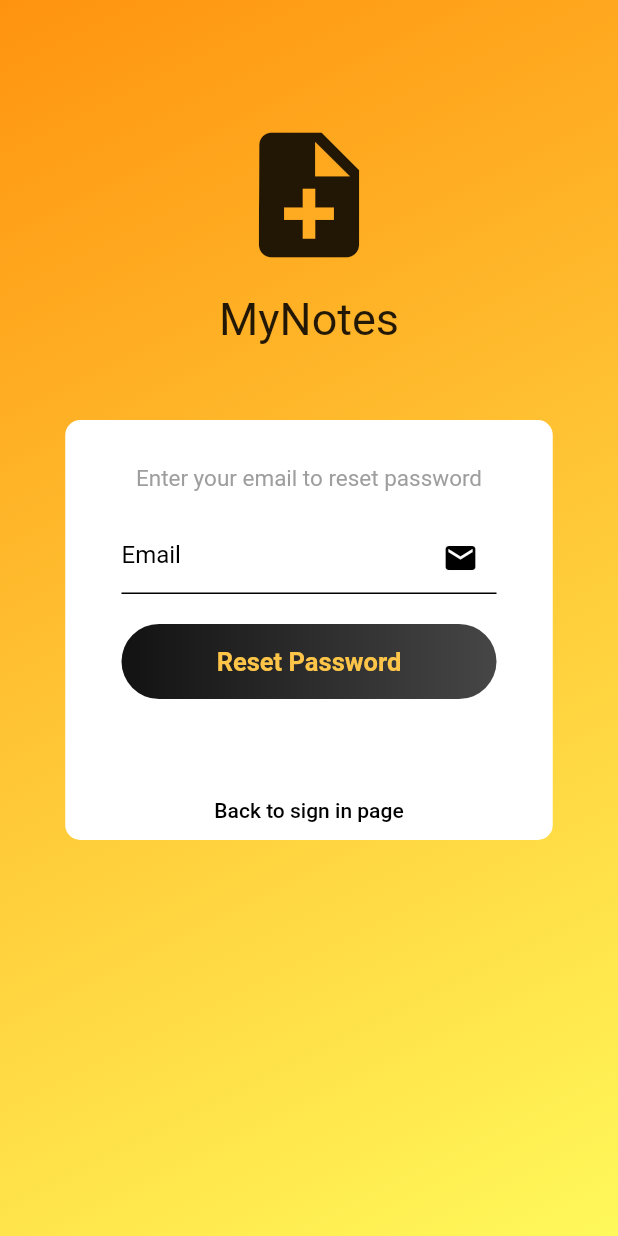
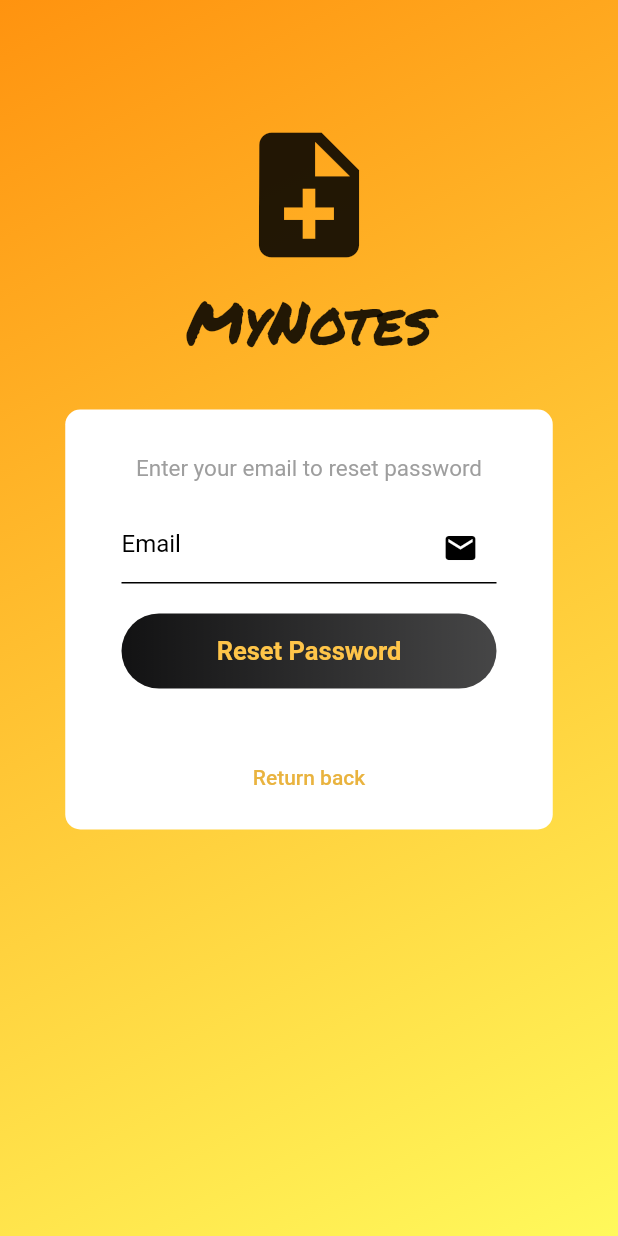
Before and after one commit to lvecerik/mynotes, a Flutter app: the PasswordResetView screen opened by its route, on a phone screen of 412 x 824 dp. Run offline on Flutter 3.47's test engine with Material 2 defaults, Android fonts, the phone set to English and light mode, and no system bars; our stand-ins replace cloud_firestore, firebase_auth, firebase_core, google_fonts, google_sign_in, share_plus; accounts and stored records are empty; network calls fail.

Commit message:
password reset validation

```diff
--- a/lib/components/google_button.dart
+++ b/lib/components/google_button.dart
@@ -18,6 +18,10 @@ class GoogleButton extends StatelessWidget {
             Radius.circular(50),
           ),
         ),
+      ).merge(
+        ButtonStyle(
+          overlayColor: MaterialStateProperty.all<Color>(Colors.transparent),
+        ),
       ),
       onPressed: () async {
         await GoogleAuthService().signInWithGoogle();
--- /dev/null
+++ b/lib/components/logo.dart
@@ -0,0 +1,21 @@
+import 'package:flutter/material.dart';
+import 'package:google_fonts/google_fonts.dart';
+
+class Logo extends StatelessWidget {
+
+  const Logo({
+    super.key,
+  });
+
+  @override
+  Widget build(BuildContext context) {
+    return Column(
+      children: [const SizedBox(height: 5),
+              Text(
+                "MyNotes",
+                style: GoogleFonts.permanentMarker(fontSize: 40),
+              ),
+              const SizedBox(height: 30)],
+    );
+}
+}
--- a/lib/constants/colors.dart
+++ b/lib/constants/colors.dart
@@ -7,7 +7,9 @@ const buttonGradient1 = Color.fromARGB(237, 0, 0, 1);
 const buttonGradient2 = Color.fromARGB(185, 0, 0, 1);
 
 const emphasisColor = Color.fromRGBO(255, 213, 46, 1);
-
+const appleGrey = Color.fromRGBO(229, 229, 229, 1);
+const appleWhite = Color.fromRGBO(249, 249, 249, 1);
+const darkYellow = Color.fromRGBO(233, 179, 63, 1);
 
 MaterialColor createMaterialColor(Color color) {
   List strengths = <double>[.05];
--- a/lib/main.dart
+++ b/lib/main.dart
@@ -8,6 +8,8 @@ import 'package:my_notes/view/password_reset_view.dart';
 import 'package:my_notes/view/verify_email_view.dart';
 import 'package:my_notes/view/login_view.dart';
 import 'package:my_notes/view/register_view.dart';
+import 'package:google_fonts/google_fonts.dart';
+
 
 void main() {
   WidgetsFlutterBinding.ensureInitialized();
@@ -15,7 +17,10 @@ void main() {
     MaterialApp(
       title: 'MyNotes',
       theme: ThemeData(
+        hoverColor: Colors.transparent,
+        splashColor: emphasisColor,
         primarySwatch: createMaterialColor(const Color(0xFFFFD52E)),
+        textTheme: GoogleFonts.robotoTextTheme()
       ),
       debugShowCheckedModeBanner: false,
       home: const HomePage(),
--- a/lib/services/auth/auth_provider.dart
+++ b/lib/services/auth/auth_provider.dart
@@ -14,4 +14,5 @@ abstract class AuthProvider {
   });
   Future<void> signOut();
   Future<void> sendEmailVerification();
+  Future<void> sendPasswordResetEmail({required String email});
 }
--- a/lib/services/auth/auth_service.dart
+++ b/lib/services/auth/auth_service.dart
@@ -40,4 +40,6 @@ class AuthService implements AuthProvider {
 
   @override
   Future<void> sendEmailVerification() => provider.sendEmailVerification();
+  @override
+  Future<void> sendPasswordResetEmail({required String email}) => provider.sendPasswordResetEmail(email: email);
 }
--- a/lib/utilities/dialogs/error_dialog.dart
+++ b/lib/utilities/dialogs/error_dialog.dart
@@ -4,7 +4,7 @@ import 'package:my_notes/utilities/dialogs/generic_dialog.dart';
 Future<void> showErrorDialog(BuildContext context, String text) {
   return showGenericDialog<void>(
     context: context,
-    title: "An error ocurred",
+    title: "Something went wrong",
     content: text,
     optionBuilder: () => {
       "OK": null,
--- a/lib/view/password_reset_view.dart
+++ b/lib/view/password_reset_view.dart
@@ -1,7 +1,12 @@
 import 'package:firebase_auth/firebase_auth.dart';
 import 'package:flutter/material.dart';
+import 'package:my_notes/components/logo.dart';
 import 'package:my_notes/constants/colors.dart';
 import 'package:my_notes/constants/routes.dart';
+import 'package:my_notes/services/auth/auth_exceptions.dart';
+import 'package:my_notes/services/auth/auth_service.dart';
+import 'package:my_notes/utilities/dialogs/error_dialog.dart';
+import 'package:my_notes/utilities/parse_exc_msg.dart';
 
 class PasswordResetView extends StatefulWidget {
   const PasswordResetView({super.key});
@@ -50,14 +55,7 @@ class _PasswordResetViewState extends State<PasswordResetView> {
                 Icons.note_add,
                 size: 100,
               ),
-              const SizedBox(height: 15),
-              const Text(
-                "MyNotes",
-                style: TextStyle(
-                  fontSize: 30,
-                ),
-              ),
-              const SizedBox(height: 50),
+              const Logo(),
               Container(
                 height: 280,
                 width: 325,
@@ -124,10 +122,25 @@ class _PasswordResetViewState extends State<PasswordResetView> {
                           ),
                         ),
                         onPressed: () async {
-                          await FirebaseAuth.instance
-                              .sendPasswordResetEmail(email: _email.text);
-                          if (!mounted) return;
-                          Navigator.of(context).pushNamed(signInRoute);
+                          try {
+                            await AuthService.firebase()
+                                .sendPasswordResetEmail(email: _email.text);
+                          } on UserNotFoundAuthException {
+                            await showErrorDialog(
+                              context,
+                              "User does not exist",
+                            );
+                          } on InvalidEmailAuthException {
+                            await showErrorDialog(
+                              context,
+                              "Invalid email",
+                            );
+                          } on GenericAuthException {
+                            await showErrorDialog(
+                              context,
+                              "Unknown error",
+                            );
+                          }
                         },
                         child: const Text(
                           "Reset Password",
@@ -138,17 +151,14 @@ class _PasswordResetViewState extends State<PasswordResetView> {
                         ),
                       ),
                     ),
-                    const SizedBox(height: 50),
-                    Align(
-                      alignment: Alignment.bottomCenter,
-                      child: TextButton(
-                        onPressed: () {
-                          Navigator.of(context).pushNamed(signInRoute);
-                        },
-                        child: const Text(
-                          "Back to sign in page",
-                          style: TextStyle(color: Colors.black),
-                        ),
+                    const SizedBox(height: 35),
+                    TextButton(
+                      onPressed: () {
+                        Navigator.of(context).pushNamed(signInRoute);
+                      },
+                      child: const Text(
+                        "Return back",
+                        style: TextStyle(color: darkYellow),
                       ),
                     ),
                   ],
--- a/pubspec.yaml
+++ b/pubspec.yaml
@@ -19,6 +19,7 @@ dependencies:
   path_provider: ^2.0.15
   share_plus: ^7.0.2
   google_sign_in: ^6.1.4
+  google_fonts: ^5.1.0
   intl: ^0.17.0
 
 dev_dependencies:
```
Also changed, not shown: lib/services/auth/firebase_auth_provider.dart (+20 -0 lines), lib/services/cloud/firebase_cloud_storage.dart (+7 -3 lines), lib/utilities/dialogs/generic_dialog.dart (+6 -2 lines), lib/view/login_view.dart (+17 -41 lines), lib/view/notes/create_update_note_view.dart (+7 -1 lines), lib/view/notes/notes_list_view.dart (+7 -1 lines), lib/view/notes/notes_view.dart (+15 -1 lines), lib/view/register_view.dart (+11 -17 lines), lib/view/verify_email_view.dart (+4 -9 lines), pubspec.lock, 1 other file.
